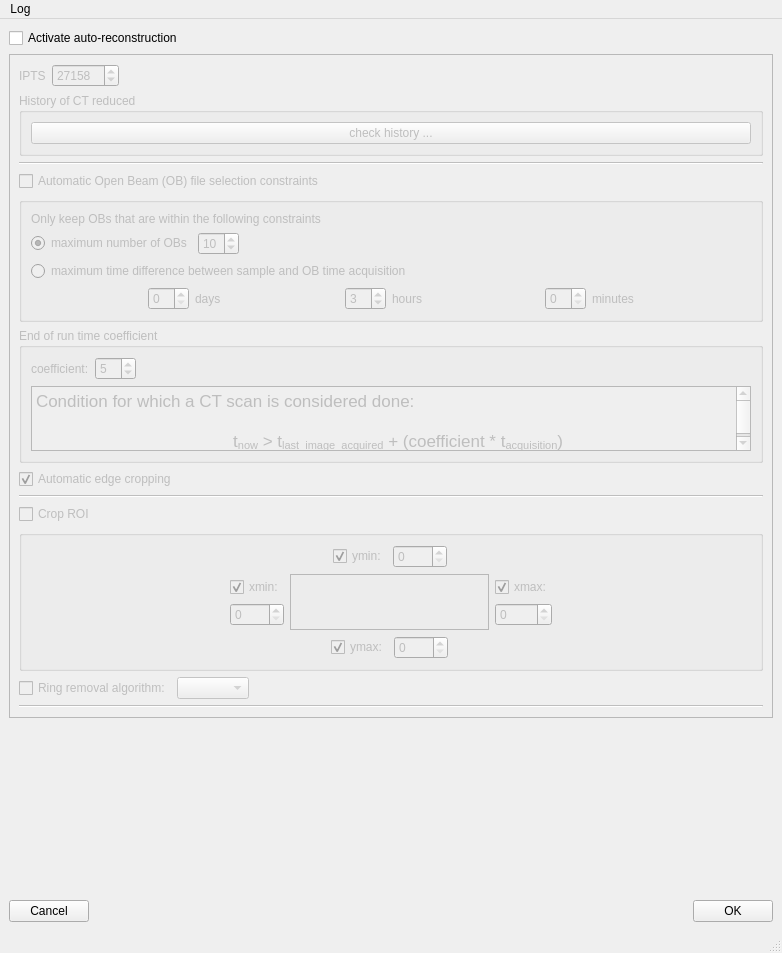
First picture: the form in rockit_autoreconstruction_ui/ui/mainWindow.ui, repository ornlneutronimaging/rockit_autoreconstruction_ui, before the edit.
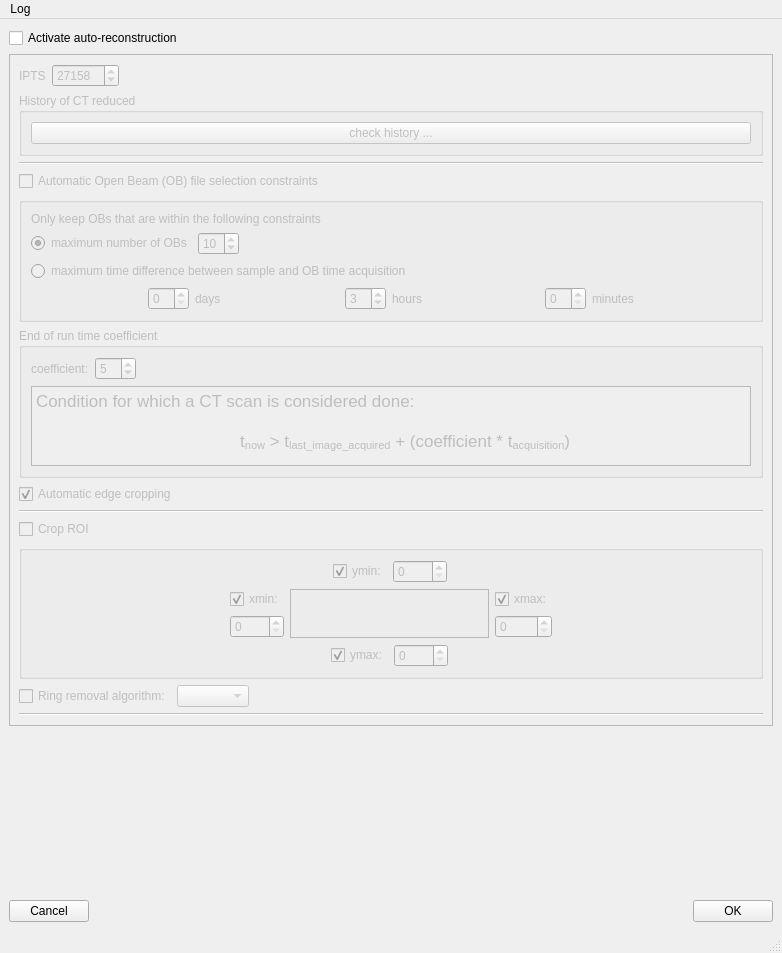
Second picture: the form after the edit.

Commit message: fixed layout. this refs #17

```diff
--- a/rockit_autoreconstruction_ui/ui/mainWindow.ui
+++ b/rockit_autoreconstruction_ui/ui/mainWindow.ui
@@ -325,7 +325,7 @@
             <property name="maximumSize">
              <size>
               <width>16777215</width>
-              <height>65</height>
+              <height>80</height>
              </size>
             </property>
             <property name="readOnly">
```
